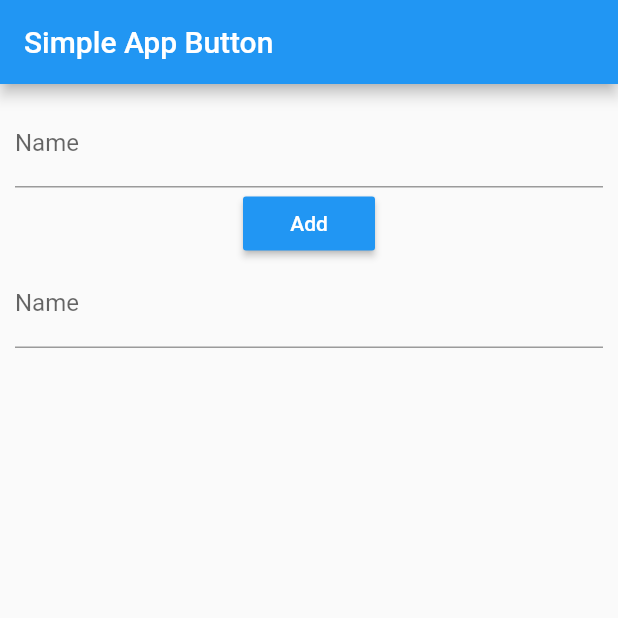
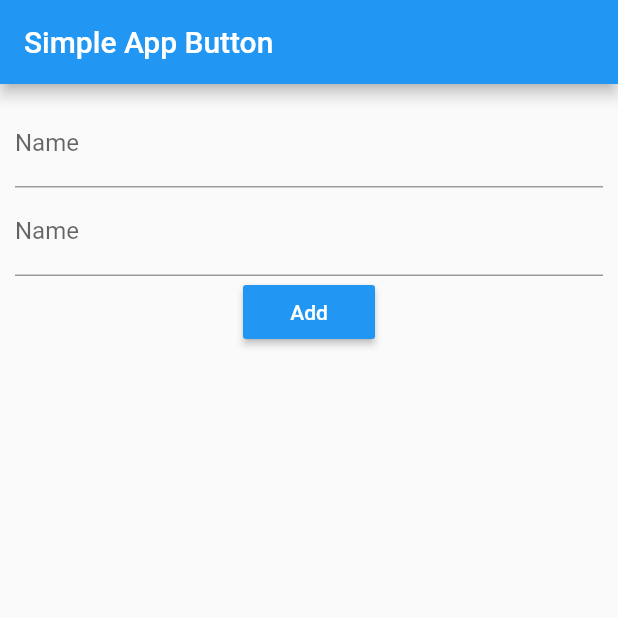
Before and after one commit to SkyairOnline/SimpleAppButton, a Flutter app: the screen it shows after launch, after a tap on "Add", on a phone screen of 412 x 824 dp, the top half of it. Run offline on Flutter 3.47's test engine with Material 2 defaults, Android fonts, the phone set to English and light mode, and no system bars.

Commit message:
Change button into generate textfield

```diff
--- a/lib/form.dart
+++ b/lib/form.dart
@@ -6,18 +6,14 @@ class FormScreen extends StatefulWidget {
 }
 
 class _FormScreenState extends State<FormScreen> {
-  int _flag = 0;
+  int _index = 1;
 
-  void _flagHideAndSeek() {
-    if (_flag == 0) {
-      setState(() {
-        _flag = 1;
-      });
-    } else {
-      setState(() {
-        _flag = 0;
-      });
-    }
+  Widget _textField() {
+    return TextFormField(
+      decoration: InputDecoration(
+        labelText: 'Name',
+      ),
+    );
   }
 
   @override
@@ -25,13 +21,19 @@ class _FormScreenState extends State<FormScreen> {
     return Form(
       child: Column(
         children: [
-          TextFormField(
-            decoration: InputDecoration(
-              labelText: 'Name',
-            ),
+          ListView.builder(
+            shrinkWrap: true,
+            itemCount: _index,
+            itemBuilder: (context, index) {
+              return _textField();
+            },
           ),
           RaisedButton(
-            onPressed: _flagHideAndSeek,
+            onPressed: () {
+              setState(() {
+                _index++;
+              });
+            },
             color: Theme.of(context).primaryColor,
             child: Text(
               'Add',
@@ -40,16 +42,6 @@ class _FormScreenState extends State<FormScreen> {
               ),
             ),
           ),
-          Container(
-            child: _flag == 1
-                ? TextFormField(
-                    enabled: _flag == 1,
-                    decoration: InputDecoration(
-                      labelText: 'Name',
-                    ),
-                  )
-                : null,
-          ),
         ],
       ),
     );
```
